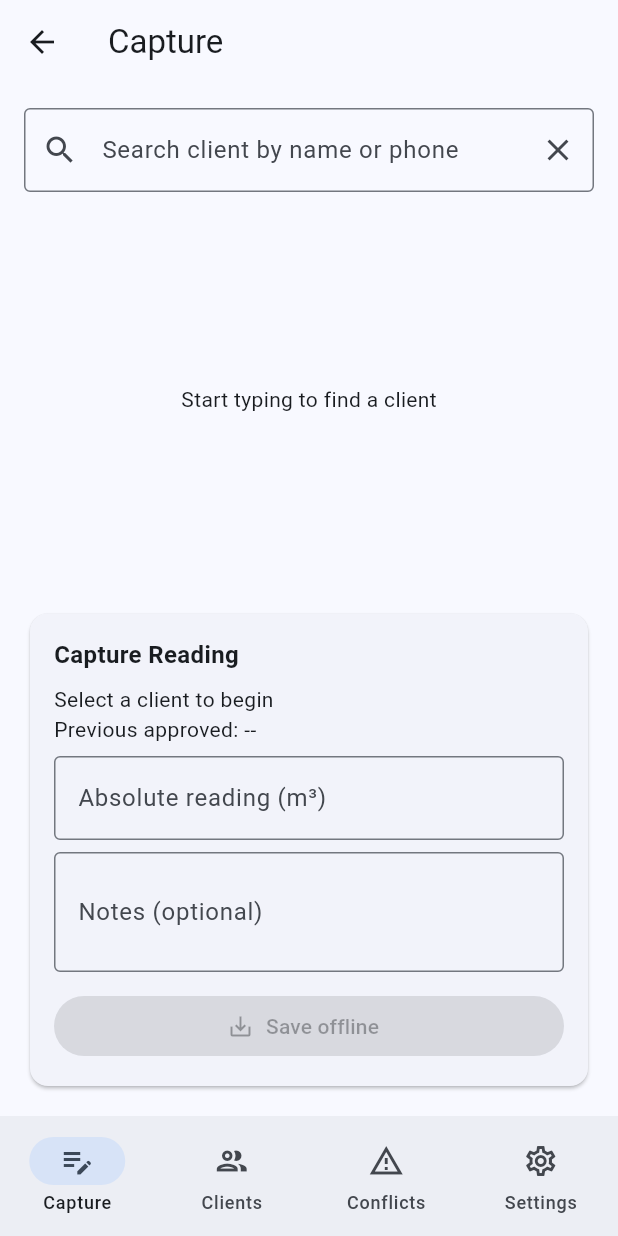
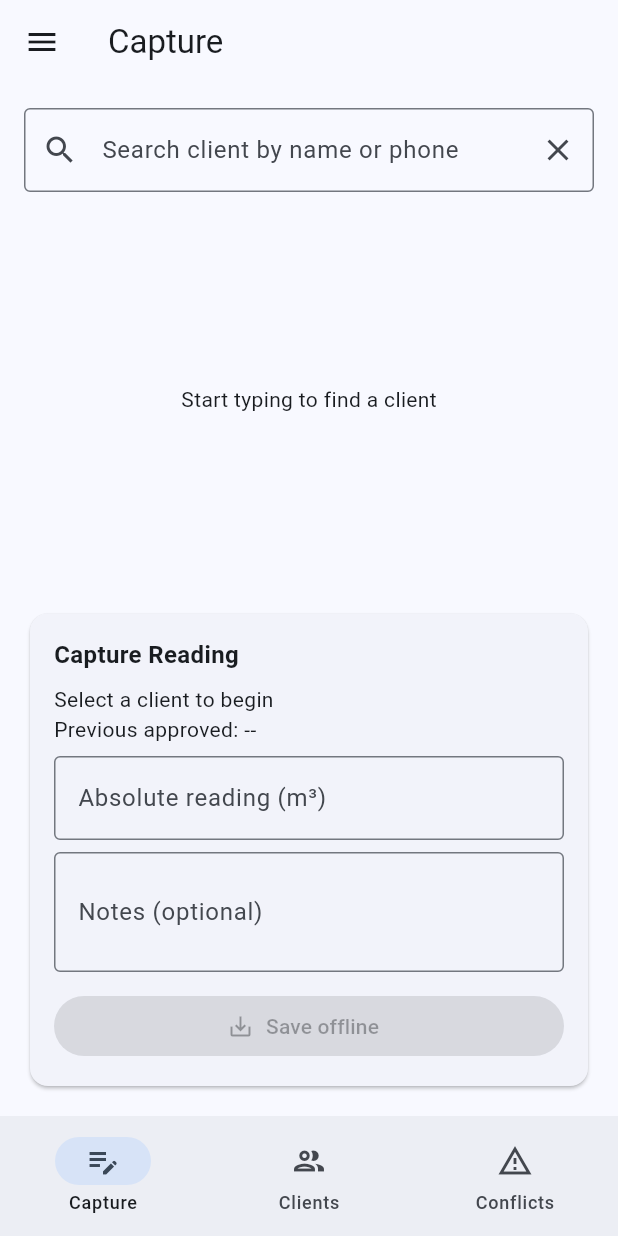
Before and after one commit to musyani-io/aquabill-app, a Flutter app: the HomePage screen opened by its route, on a phone screen of 412 x 824 dp. Run offline on Flutter 3.47's test engine with Material 3 defaults, Android fonts, the phone set to English and light mode, and no system bars; our stand-ins replace connectivity_plus, device_info_plus, dio, flutter_secure_storage, shared_preferences, sqflite and 1 more; missing offline and left inert: workmanager; accounts and stored records are empty.

Commit message:
chore: changed settings tab into drawer

```diff
--- a/mobile/lib/main.dart
+++ b/mobile/lib/main.dart
@@ -115,30 +115,18 @@ class _HomePageState extends State<HomePage> {
     setState(() {
       _isAdmin = isAdmin;
       if (_isAdmin) {
-        // Admin: 5 pages
+        // Admin: 4 pages
         _pages = const [
           CaptureScreen(),
           ClientsScreen(),
           AdminScreen(),
           ConflictsScreen(),
-          SettingsScreen(),
         ];
-        _titles = const [
-          'Capture',
-          'Clients',
-          'Collectors',
-          'Conflicts',
-          'Settings',
-        ];
+        _titles = const ['Capture', 'Clients', 'Collectors', 'Conflicts'];
       } else {
-        // Collector: 4 pages
-        _pages = const [
-          CaptureScreen(),
-          ClientsScreen(),
-          ConflictsScreen(),
-          SettingsScreen(),
-        ];
-        _titles = const ['Capture', 'Clients', 'Conflicts', 'Settings'];
+        // Collector: 3 pages
+        _pages = const [CaptureScreen(), ClientsScreen(), ConflictsScreen()];
+        _titles = const ['Capture', 'Clients', 'Conflicts'];
       }
       _isLoadingRole = false;
     });
@@ -175,9 +163,37 @@ class _HomePageState extends State<HomePage> {
             ),
         ],
       ),
-      body: (_isAdmin && _index == 4) || (!_isAdmin && _index == 3)
-          ? SettingsScreen(onSyncComplete: _refreshPendingCount)
-          : _pages[_index],
+      drawer: Drawer(
+        child: SafeArea(
+          child: Column(
+            crossAxisAlignment: CrossAxisAlignment.stretch,
+            children: [
+              const Padding(
+                padding: EdgeInsets.all(16),
+                child: Text(
+                  'AquaBill',
+                  style: TextStyle(fontSize: 20, fontWeight: FontWeight.bold),
+                ),
+              ),
+              const Divider(height: 1),
+              ListTile(
+                leading: const Icon(Icons.settings),
+                title: const Text('Settings'),
+                onTap: () {
+                  Navigator.of(context).pop();
+                  Navigator.of(context).push(
+                    MaterialPageRoute(
+                      builder: (_) =>
+                          SettingsScreen(onSyncComplete: _refreshPendingCount),
+                    ),
+                  );
+                },
+              ),
+            ],
+          ),
+        ),
+      ),
+      body: _pages[_index],
       bottomNavigationBar: NavigationBar(
         selectedIndex: _index,
         onDestinationSelected: (value) => setState(() => _index = value),
@@ -203,11 +219,6 @@ class _HomePageState extends State<HomePage> {
                   selectedIcon: Icon(Icons.warning_amber),
                   label: 'Conflicts',
                 ),
-                NavigationDestination(
-                  icon: Icon(Icons.settings_outlined),
-                  selectedIcon: Icon(Icons.settings),
-                  label: 'Settings',
-                ),
               ]
             : const [
                 NavigationDestination(
@@ -225,11 +236,6 @@ class _HomePageState extends State<HomePage> {
                   selectedIcon: Icon(Icons.warning_amber),
                   label: 'Conflicts',
                 ),
-                NavigationDestination(
-                  icon: Icon(Icons.settings_outlined),
-                  selectedIcon: Icon(Icons.settings),
-                  label: 'Settings',
-                ),
               ],
       ),
     );
```
Also changed, not shown: mobile/lib/core/providers.dart (added, +59 -0 lines), mobile/lib/ui/settings_screen.dart (+7 -3 lines).
